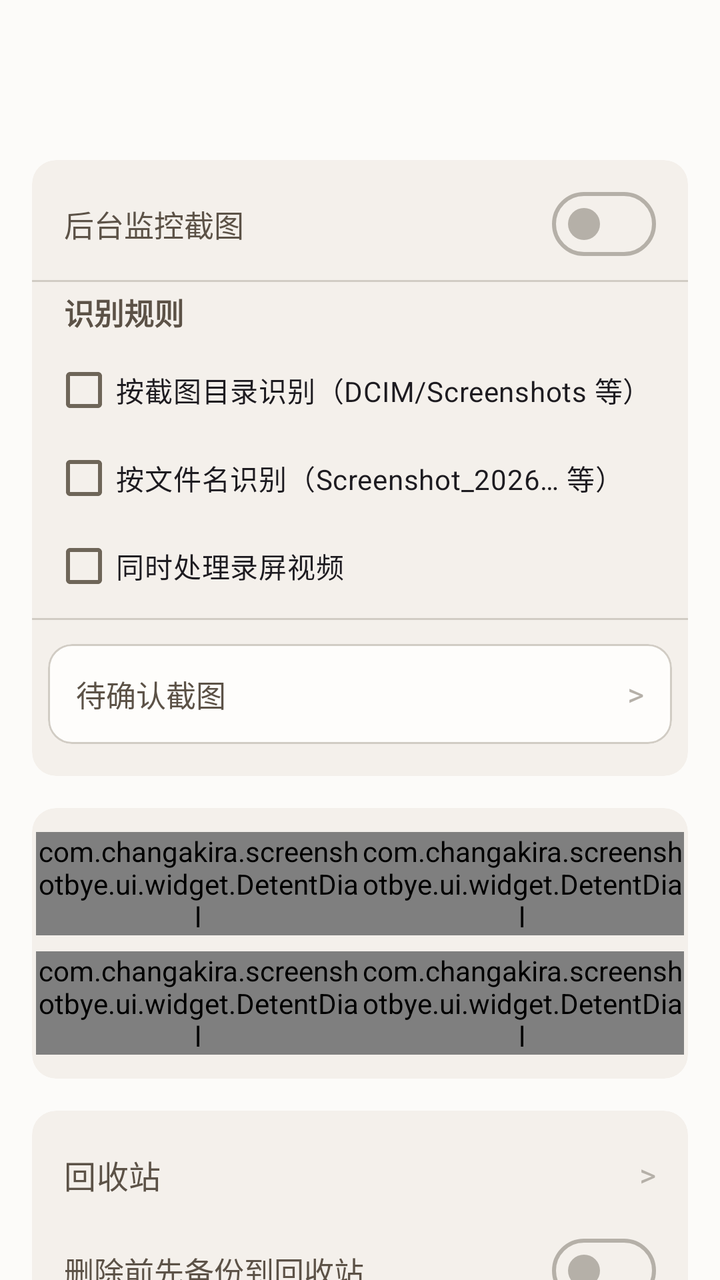
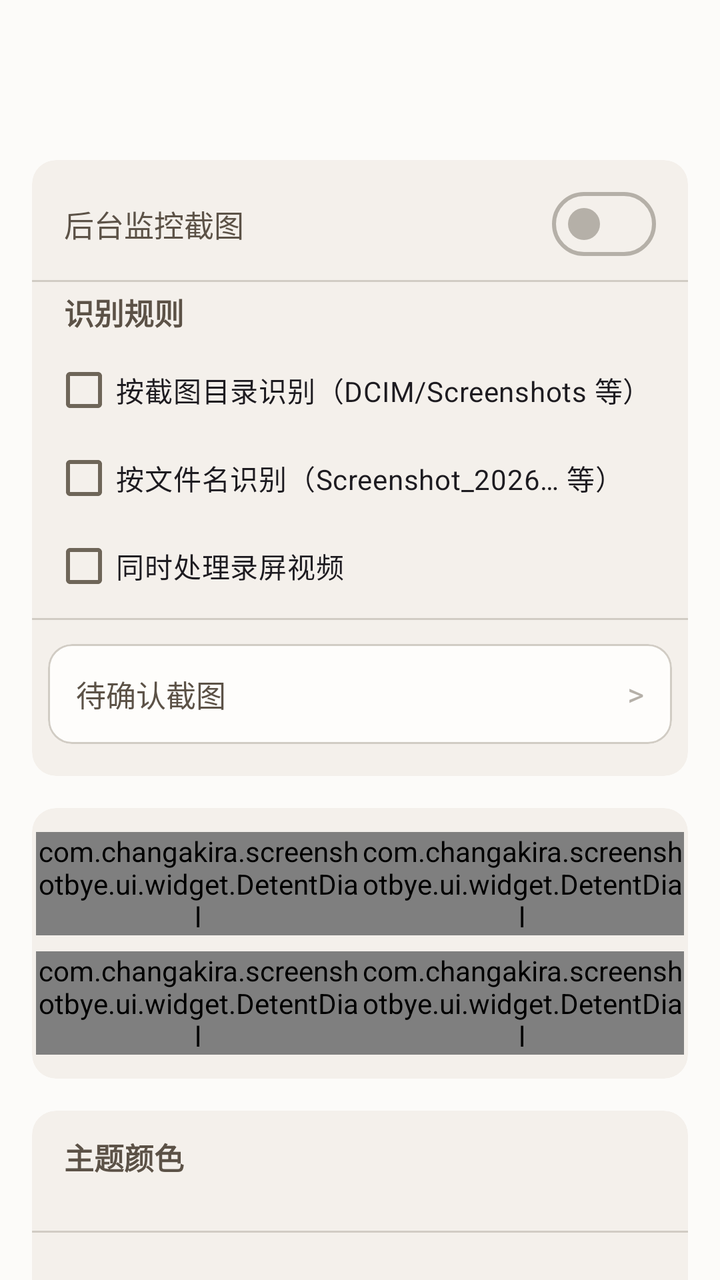

An Android layout rendered at two revisions. The XML below is the earlier revision; the diff shows what the commit changed to produce the second picture.
<!-- AndroidManifest.xml: application theme Theme.ScreenshotBye -->
<!-- res/layout/activity_settings.xml -->
<?xml version="1.0" encoding="utf-8"?>
<LinearLayout xmlns:android="http://schemas.android.com/apk/res/android"
    xmlns:app="http://schemas.android.com/apk/res-auto"
    android:layout_width="match_parent"
    android:layout_height="match_parent"
    android:orientation="vertical">

    <com.google.android.material.appbar.MaterialToolbar
        android:id="@+id/toolbar"
        android:layout_width="match_parent"
        android:layout_height="?attr/actionBarSize" />

    <androidx.core.widget.NestedScrollView
        android:layout_width="match_parent"
        android:layout_height="0dp"
        android:layout_weight="1"
        android:fillViewport="true">

        <LinearLayout
            android:layout_width="match_parent"
            android:layout_height="wrap_content"
            android:orientation="vertical"
            android:padding="16dp">

            
            <com.google.android.material.card.MaterialCardView
                style="@style/Widget.Material3.CardView.Filled"
                android:layout_width="match_parent"
                android:layout_height="wrap_content"
                android:layout_marginBottom="16dp">

                <LinearLayout
                    android:layout_width="match_parent"
                    android:layout_height="wrap_content"
                    android:orientation="vertical"
                    android:paddingVertical="8dp">

                    <LinearLayout
                        android:layout_width="match_parent"
                        android:layout_height="wrap_content"
                        android:gravity="center_vertical"
                        android:minHeight="48dp"
                        android:orientation="horizontal"
                        android:paddingHorizontal="16dp">

                        <TextView
                            style="@style/SettingRowLabel"
                            android:text="@string/main_watch_switch" />

                        <com.google.android.material.materialswitch.MaterialSwitch
                            android:id="@+id/watchSwitch"
                            android:layout_width="wrap_content"
                            android:layout_height="wrap_content"
                            android:contentDescription="@string/main_watch_switch" />
                    </LinearLayout>

                    <com.google.android.material.divider.MaterialDivider
                        android:layout_width="match_parent"
                        android:layout_height="wrap_content"
                        android:layout_marginVertical="4dp" />

                    <TextView
                        style="@style/SectionTitle"
                        android:paddingHorizontal="16dp"
                        android:text="@string/main_rules" />

                    <com.google.android.material.checkbox.MaterialCheckBox
                        android:id="@+id/ruleFolder"
                        android:layout_width="match_parent"
                        android:layout_height="wrap_content"
                        android:layout_marginHorizontal="10dp"
                        android:minHeight="44dp"
                        android:text="@string/main_rule_folder" />

                    <com.google.android.material.checkbox.MaterialCheckBox
                        android:id="@+id/ruleName"
                        android:layout_width="match_parent"
                        android:layout_height="wrap_content"
                        android:layout_marginHorizontal="10dp"
                        android:minHeight="44dp"
                        android:text="@string/main_rule_name" />

                    <com.google.android.material.checkbox.MaterialCheckBox
                        android:id="@+id/ruleVideo"
                        android:layout_width="match_parent"
                        android:layout_height="wrap_content"
                        android:layout_marginHorizontal="10dp"
                        android:minHeight="44dp"
                        android:text="@string/main_rule_video" />

                    <com.google.android.material.divider.MaterialDivider
                        android:layout_width="match_parent"
                        android:layout_height="wrap_content"
                        android:layout_marginVertical="4dp" />

                    <com.google.android.material.card.MaterialCardView
                        android:id="@+id/pendingRow"
                        style="@style/Widget.Material3.CardView.Outlined"
                        android:layout_width="match_parent"
                        android:layout_height="wrap_content"
                        android:layout_margin="8dp"
                        android:clickable="true"
                        android:focusable="true"
                        app:cardElevation="0dp">

                        <LinearLayout
                            android:layout_width="match_parent"
                            android:layout_height="wrap_content"
                            android:gravity="center_vertical"
                            android:minHeight="48dp"
                            android:orientation="horizontal"
                            android:padding="14dp">

                            <TextView
                                style="@style/SettingRowLabel"
                                android:text="@string/main_pending_title" />

                            <TextView
                                android:id="@+id/pendingValue"
                                style="@style/SettingRowValue" />

                            <TextView
                                style="@style/SectionChevron"
                                android:contentDescription="@string/home_open" />
                        </LinearLayout>
                    </com.google.android.material.card.MaterialCardView>
                </LinearLayout>
            </com.google.android.material.card.MaterialCardView>

            
            <com.google.android.material.card.MaterialCardView
                style="@style/Widget.Material3.CardView.Filled"
                android:layout_width="match_parent"
                android:layout_height="wrap_content"
                android:layout_marginBottom="16dp">

                <LinearLayout
                    android:layout_width="match_parent"
                    android:layout_height="wrap_content"
                    android:orientation="vertical"
                    android:paddingHorizontal="2dp"
                    android:paddingVertical="12dp">

                    <LinearLayout
                        android:layout_width="match_parent"
                        android:layout_height="wrap_content"
                        android:orientation="horizontal">

                        <com.changakira.screenshotbye.ui.widget.DetentDial
                            android:id="@+id/askDial"
                            android:layout_width="0dp"
                            android:layout_height="wrap_content"
                            android:layout_weight="1"
                            app:dialLabel="@string/dial_ask_first"
                            app:dialPresets="2,5,15,30,90"
                            app:dialUnit="@string/unit_minutes" />

                        <com.changakira.screenshotbye.ui.widget.DetentDial
                            android:id="@+id/keepDial"
                            android:layout_width="0dp"
                            android:layout_height="wrap_content"
                            android:layout_weight="1"
                            app:dialLabel="@string/dial_keep_default"
                            app:dialPresets="0,1,3,5,7"
                            app:dialUnit="@string/unit_days" />
                    </LinearLayout>

                    <LinearLayout
                        android:layout_width="match_parent"
                        android:layout_height="wrap_content"
                        android:layout_marginTop="8dp"
                        android:orientation="horizontal">

                        <com.changakira.screenshotbye.ui.widget.DetentDial
                            android:id="@+id/gapDial"
                            android:layout_width="0dp"
                            android:layout_height="wrap_content"
                            android:layout_weight="1"
                            app:dialLabel="@string/dial_gap"
                            app:dialPresets="0,1,2,5,10"
                            app:dialUnit="@string/unit_minutes" />

                        <com.changakira.screenshotbye.ui.widget.DetentDial
                            android:id="@+id/timesDial"
                            android:layout_width="0dp"
                            android:layout_height="wrap_content"
                            android:layout_weight="1"
                            app:dialLabel="@string/dial_repeat_times"
                            app:dialPresets="1,2,3"
                            app:dialUnit="@string/unit_times" />
                    </LinearLayout>
                </LinearLayout>
            </com.google.android.material.card.MaterialCardView>

            
            <com.google.android.material.card.MaterialCardView
                style="@style/Widget.Material3.CardView.Filled"
                android:layout_width="match_parent"
                android:layout_height="wrap_content"
                android:layout_marginBottom="16dp">

                <LinearLayout
                    android:layout_width="match_parent"
                    android:layout_height="wrap_content"
                    android:orientation="vertical"
                    android:paddingVertical="8dp">

                    <LinearLayout
                        android:id="@+id/trashRow"
                        android:layout_width="match_parent"
                        android:layout_height="wrap_content"
                        android:background="?attr/selectableItemBackground"
                        android:clickable="true"
                        android:focusable="true"
                        android:gravity="center_vertical"
                        android:minHeight="48dp"
                        android:orientation="horizontal"
                        android:paddingHorizontal="16dp">

                        <TextView
                            android:layout_width="0dp"
                            android:layout_height="wrap_content"
                            android:layout_weight="1"
                            android:text="@string/main_trash"
                            android:textAppearance="?attr/textAppearanceTitleMedium"
                            android:textColor="?attr/colorOnSurface" />

                        <TextView
                            style="@style/SectionChevron"
                            android:contentDescription="@string/home_open" />
                    </LinearLayout>

                    <LinearLayout
                        android:layout_width="match_parent"
                        android:layout_height="wrap_content"
                        android:gravity="center_vertical"
                        android:minHeight="48dp"
                        android:orientation="horizontal"
                        android:paddingHorizontal="16dp">

                        <TextView
                            style="@style/SettingRowLabel"
                            android:text="@string/main_trash_switch" />

                        <com.google.android.material.materialswitch.MaterialSwitch
                            android:id="@+id/trashSwitch"
                            android:layout_width="wrap_content"
                            android:layout_height="wrap_content"
                            android:contentDescription="@string/main_trash_switch" />
                    </LinearLayout>

                    <TextView
                        android:id="@+id/trashDaysLabel"
                        style="@style/BodyHint"
                        android:layout_marginTop="4dp"
                        android:paddingHorizontal="16dp"
                        android:textSize="13sp"
                        android:text="@string/main_trash_days" />

                    <com.google.android.material.slider.Slider
                        android:id="@+id/trashDaysSlider"
                        android:layout_width="match_parent"
                        android:layout_height="wrap_content"
                        android:layout_marginHorizontal="10dp"
                        android:stepSize="1"
                        android:value="1"
                        android:valueFrom="0"
                        android:valueTo="4" />

                    <TextView
                        android:id="@+id/trashSummary"
                        style="@style/BodyHint"
                        android:paddingHorizontal="16dp" />
                </LinearLayout>
            </com.google.android.material.card.MaterialCardView>

            
            <com.google.android.material.card.MaterialCardView
                style="@style/Widget.Material3.CardView.Filled"
                android:layout_width="match_parent"
                android:layout_height="wrap_content">

                <LinearLayout
                    android:layout_width="match_parent"
                    android:layout_height="wrap_content"
                    android:orientation="vertical"
                    android:paddingVertical="12dp">

                    <TextView
                        style="@style/SectionTitle"
                        android:paddingHorizontal="16dp"
                        android:text="@string/settings_theme" />

                    <LinearLayout
                        android:id="@+id/swatchRow"
                        android:layout_width="match_parent"
                        android:layout_height="wrap_content"
                        android:layout_marginTop="12dp"
                        android:orientation="horizontal"
                        android:paddingHorizontal="16dp" />

                    <com.google.android.material.divider.MaterialDivider
                        android:layout_width="match_parent"
                        android:layout_height="wrap_content"
                        android:layout_marginVertical="8dp" />

                    <LinearLayout
                        android:id="@+id/logRow"
                        android:layout_width="match_parent"
                        android:layout_height="wrap_content"
                        android:background="?attr/selectableItemBackground"
                        android:clickable="true"
                        android:focusable="true"
                        android:gravity="center_vertical"
                        android:minHeight="48dp"
                        android:orientation="horizontal"
                        android:paddingHorizontal="16dp">

                        <TextView
                            style="@style/SettingRowLabel"
                            android:text="@string/main_log" />

                        <TextView
                            android:id="@+id/logValue"
                            style="@style/SettingRowValue" />

                        <TextView
                            style="@style/SectionChevron"
                            android:contentDescription="@string/home_open" />
                    </LinearLayout>

                    <LinearLayout
                        android:id="@+id/diagRow"
                        android:layout_width="match_parent"
                        android:layout_height="wrap_content"
                        android:background="?attr/selectableItemBackground"
                        android:clickable="true"
                        android:focusable="true"
                        android:gravity="center_vertical"
                        android:minHeight="48dp"
                        android:orientation="horizontal"
                        android:paddingHorizontal="16dp">

                        <TextView
                            style="@style/SettingRowLabel"
                            android:text="@string/main_open_diag" />

                        <TextView
                            style="@style/SectionChevron"
                            android:contentDescription="@string/home_open" />
                    </LinearLayout>
                </LinearLayout>
            </com.google.android.material.card.MaterialCardView>
        </LinearLayout>
    </androidx.core.widget.NestedScrollView>
</LinearLayout>
<!-- resources referenced by this layout -->
<resources>
  <string name="dial_ask_first">首次询问</string>
  <string name="dial_gap">间隔</string>
  <string name="dial_keep_default">默认保留</string>
  <string name="dial_repeat_times">重复</string>
  <string name="home_open">打开</string>
  <string name="main_log">事件日志</string>
  <string name="main_open_diag">运行自检</string>
  <string name="main_pending_title">待确认截图</string>
  <string name="main_rule_folder">按截图目录识别（DCIM/Screenshots 等）</string>
  <string name="main_rule_name">按文件名识别（Screenshot_2026… 等）</string>
  <string name="main_rule_video">同时处理录屏视频</string>
  <string name="main_rules">识别规则</string>
  <string name="main_trash">回收站</string>
  <string name="main_trash_days">回收站保留天数</string>
  <string name="main_trash_switch">删除前先备份到回收站</string>
  <string name="main_watch_switch">后台监控截图</string>
  <string name="settings_theme">主题颜色</string>
  <string name="unit_days">天</string>
  <string name="unit_minutes">分钟</string>
  <string name="unit_times">次</string>
  <style name="BodyHint">
          <item name="android:layout_width">match_parent</item>
          <item name="android:layout_height">wrap_content</item>
          <item name="android:textSize">12sp</item>
          <item name="android:textColor">?attr/colorOnSurfaceVariant</item>
          <item name="android:lineSpacingExtra">2dp</item>
      </style>
  <style name="SettingRowLabel">
          <item name="android:layout_width">0dp</item>
          <item name="android:layout_height">wrap_content</item>
          <item name="android:layout_weight">1</item>
          <item name="android:textSize">15sp</item>
          <item name="android:textColor">?attr/colorOnSurface</item>
      </style>
  <style name="SettingRowValue">
          <item name="android:layout_width">wrap_content</item>
          <item name="android:layout_height">wrap_content</item>
          <item name="android:textSize">13sp</item>
          <item name="android:textColor">?attr/colorOnSurfaceVariant</item>
      </style>
  <style name="Theme.ScreenshotBye" parent="Theme.ScreenshotBye.Beige" />
  <color name="beige_primary">#8B7D6B</color>
  <color name="beige_onPrimary">#FFFFFF</color>
  <color name="beige_primaryContainer">#EBE8E4</color>
  <color name="beige_onPrimaryContainer">#61584B</color>
  <color name="beige_secondary">#9B8E7D</color>
  <color name="beige_onSecondary">#FFFFFF</color>
  <color name="beige_secondaryContainer">#EDEBE6</color>
  <color name="beige_onSecondaryContainer">#6C6358</color>
  <color name="beige_tertiary">#A89B8A</color>
  <color name="beige_onTertiary">#FFFFFF</color>
  <color name="beige_tertiaryContainer">#EFEDE8</color>
  <color name="beige_onTertiaryContainer">#766C61</color>
  <color name="beige_error">#B89A8A</color>
  <color name="beige_onError">#FFFFFF</color>
  <color name="beige_errorContainer">#F2ECE8</color>
  <color name="beige_onErrorContainer">#816C61</color>
  <color name="beige_background">#FCFBF9</color>
  <color name="beige_onBackground">#5C5247</color>
  <color name="beige_surface">#FEFDFB</color>
  <color name="beige_onSurface">#5C5247</color>
  <color name="beige_surfaceVariant">#F2EEE8</color>
  <color name="beige_onSurfaceVariant">#6E6558</color>
  <color name="beige_surfaceContainerLowest">#FFFEFD</color>
  <color name="beige_surfaceContainerLow">#FDFCFA</color>
  <color name="beige_surfaceContainer">#FDFCFA</color>
  <color name="beige_surfaceContainerHigh">#F8F5F1</color>
  <color name="beige_surfaceContainerHighest">#F4F0EB</color>
  <color name="beige_surfaceBright">#FDFCFA</color>
  <color name="beige_surfaceDim">#CAC9C7</color>
  <color name="beige_inverseSurface">#746B62</color>
  <color name="beige_inverseOnSurface">#FEFEFD</color>
  <color name="beige_inversePrimary">#B4AA9F</color>
  <color name="beige_outline">#B5B0A8</color>
  <color name="beige_outlineVariant">#D1CCC4</color>
  <!-- unchanged entries left out for length: 4 -->
</resources>

<!-- the commit's change to res/layout/activity_settings.xml (unified diff, before → after) -->
@@ -196,17 +196,34 @@
             <com.google.android.material.card.MaterialCardView
                 style="@style/Widget.Material3.CardView.Filled"
                 android:layout_width="match_parent"
-                android:layout_height="wrap_content"
-                android:layout_marginBottom="16dp">
+                android:layout_height="wrap_content">
 
                 <LinearLayout
                     android:layout_width="match_parent"
                     android:layout_height="wrap_content"
                     android:orientation="vertical"
-                    android:paddingVertical="8dp">
-
-                    <LinearLayout
-                        android:id="@+id/trashRow"
+                    android:paddingVertical="12dp">
+
+                    <TextView
+                        style="@style/SectionTitle"
+                        android:paddingHorizontal="16dp"
+                        android:text="@string/settings_theme" />
+
+                    <LinearLayout
+                        android:id="@+id/swatchRow"
+                        android:layout_width="match_parent"
+                        android:layout_height="wrap_content"
+                        android:layout_marginTop="12dp"
+                        android:orientation="horizontal"
+                        android:paddingHorizontal="16dp" />
+
+                    <com.google.android.material.divider.MaterialDivider
+                        android:layout_width="match_parent"
+                        android:layout_height="wrap_content"
+                        android:layout_marginVertical="8dp" />
+
+                    <LinearLayout
+                        android:id="@+id/logRow"
                         android:layout_width="match_parent"
                         android:layout_height="wrap_content"
                         android:background="?attr/selectableItemBackground"
@@ -218,12 +235,12 @@
                         android:paddingHorizontal="16dp">
 
                         <TextView
-                            android:layout_width="0dp"
-                            android:layout_height="wrap_content"
-                            android:layout_weight="1"
-                            android:text="@string/main_trash"
-                            android:textAppearance="?attr/textAppearanceTitleMedium"
-                            android:textColor="?attr/colorOnSurface" />
+                            style="@style/SettingRowLabel"
+                            android:text="@string/main_log" />
+
+                        <TextView
+                            android:id="@+id/logValue"
+                            style="@style/SettingRowValue" />
 
                         <TextView
                             style="@style/SectionChevron"
@@ -231,81 +248,7 @@
                     </LinearLayout>
 
                     <LinearLayout
-                        android:layout_width="match_parent"
-                        android:layout_height="wrap_content"
-                        android:gravity="center_vertical"
-                        android:minHeight="48dp"
-                        android:orientation="horizontal"
-                        android:paddingHorizontal="16dp">
-
-                        <TextView
-                            style="@style/SettingRowLabel"
-                            android:text="@string/main_trash_switch" />
-
-                        <com.google.android.material.materialswitch.MaterialSwitch
-                            android:id="@+id/trashSwitch"
-                            android:layout_width="wrap_content"
-                            android:layout_height="wrap_content"
-                            android:contentDescription="@string/main_trash_switch" />
-                    </LinearLayout>
-
-                    <TextView
-                        android:id="@+id/trashDaysLabel"
-                        style="@style/BodyHint"
-                        android:layout_marginTop="4dp"
-                        android:paddingHorizontal="16dp"
-                        android:textSize="13sp"
-                        android:text="@string/main_trash_days" />
-
-                    <com.google.android.material.slider.Slider
-                        android:id="@+id/trashDaysSlider"
-                        android:layout_width="match_parent"
-                        android:layout_height="wrap_content"
-                        android:layout_marginHorizontal="10dp"
-                        android:stepSize="1"
-                        android:value="1"
-                        android:valueFrom="0"
-                        android:valueTo="4" />
-
-                    <TextView
-                        android:id="@+id/trashSummary"
-                        style="@style/BodyHint"
-                        android:paddingHorizontal="16dp" />
-                </LinearLayout>
-            </com.google.android.material.card.MaterialCardView>
-
-            
-            <com.google.android.material.card.MaterialCardView
-                style="@style/Widget.Material3.CardView.Filled"
-                android:layout_width="match_parent"
-                android:layout_height="wrap_content">
-
-                <LinearLayout
-                    android:layout_width="match_parent"
-                    android:layout_height="wrap_content"
-                    android:orientation="vertical"
-                    android:paddingVertical="12dp">
-
-                    <TextView
-                        style="@style/SectionTitle"
-                        android:paddingHorizontal="16dp"
-                        android:text="@string/settings_theme" />
-
-                    <LinearLayout
-                        android:id="@+id/swatchRow"
-                        android:layout_width="match_parent"
-                        android:layout_height="wrap_content"
-                        android:layout_marginTop="12dp"
-                        android:orientation="horizontal"
-                        android:paddingHorizontal="16dp" />
-
-                    <com.google.android.material.divider.MaterialDivider
-                        android:layout_width="match_parent"
-                        android:layout_height="wrap_content"
-                        android:layout_marginVertical="8dp" />
-
-                    <LinearLayout
-                        android:id="@+id/logRow"
+                        android:id="@+id/diagRow"
                         android:layout_width="match_parent"
                         android:layout_height="wrap_content"
                         android:background="?attr/selectableItemBackground"
@@ -318,31 +261,6 @@
 
                         <TextView
                             style="@style/SettingRowLabel"
-                            android:text="@string/main_log" />
-
-                        <TextView
-                            android:id="@+id/logValue"
-                            style="@style/SettingRowValue" />
-
-                        <TextView
-                            style="@style/SectionChevron"
-                            android:contentDescription="@string/home_open" />
-                    </LinearLayout>
-
-                    <LinearLayout
-                        android:id="@+id/diagRow"
-                        android:layout_width="match_parent"
-                        android:layout_height="wrap_content"
-                        android:background="?attr/selectableItemBackground"
-                        android:clickable="true"
-                        android:focusable="true"
-                        android:gravity="center_vertical"
-                        android:minHeight="48dp"
-                        android:orientation="horizontal"
-                        android:paddingHorizontal="16dp">
-
-                        <TextView
-                            style="@style/SettingRowLabel"
                             android:text="@string/main_open_diag" />
 
                         <TextView
<!-- resource entries referenced after the edit -->
@@ -12,21 +12,11 @@
   <string name="main_rule_name">按文件名识别（Screenshot_2026… 等）</string>
   <string name="main_rule_video">同时处理录屏视频</string>
   <string name="main_rules">识别规则</string>
-  <string name="main_trash">回收站</string>
-  <string name="main_trash_days">回收站保留天数</string>
-  <string name="main_trash_switch">删除前先备份到回收站</string>
   <string name="main_watch_switch">后台监控截图</string>
   <string name="settings_theme">主题颜色</string>
   <string name="unit_days">天</string>
   <string name="unit_minutes">分钟</string>
   <string name="unit_times">次</string>
-  <style name="BodyHint">
-          <item name="android:layout_width">match_parent</item>
-          <item name="android:layout_height">wrap_content</item>
-          <item name="android:textSize">12sp</item>
-          <item name="android:textColor">?attr/colorOnSurfaceVariant</item>
-          <item name="android:lineSpacingExtra">2dp</item>
-      </style>
   <style name="SettingRowLabel">
           <item name="android:layout_width">0dp</item>
           <item name="android:layout_height">wrap_content</item>
